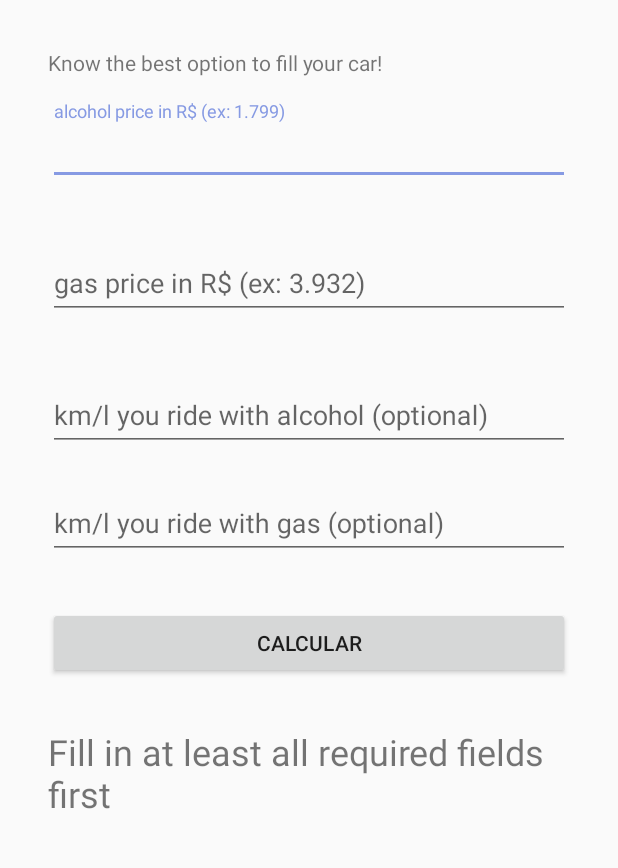
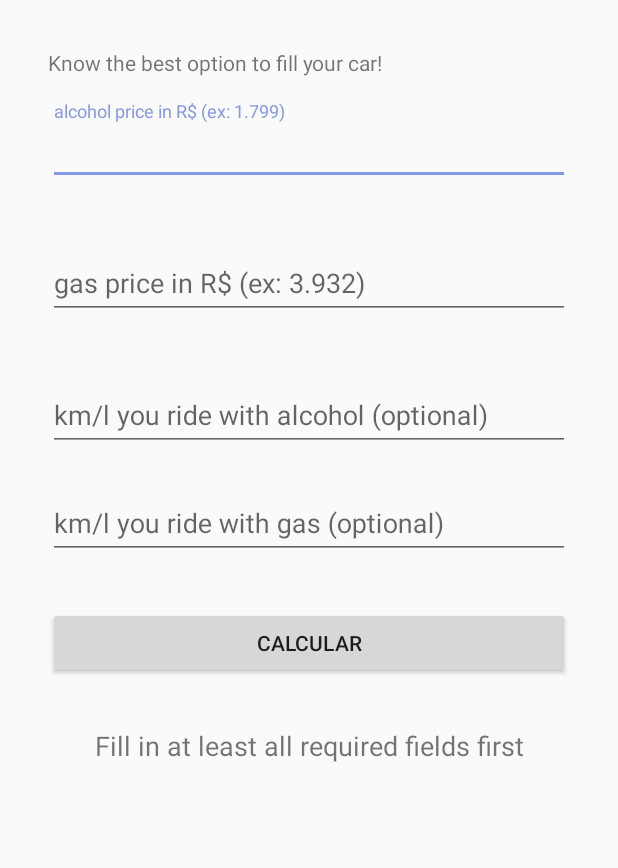
Before and after one commit to LeonardoRick/alcool-or-gas, an Android app: the MainActivity screen opened directly, with no data from a screen before it, after a tap on "CALCULAR", on a phone screen of 412 x 824 dp, the part 207-1075 px from its top. Run offline under Robolectric (Android 15) with nearby library versions, the light colour scheme and no system bars.

Commit message:
muda tamanho e centralizacao do texto de resposta do cálculo

```diff
--- a/app/src/main/res/layout/activity_main.xml
+++ b/app/src/main/res/layout/activity_main.xml
@@ -62,7 +62,8 @@
                 android:layout_width="0dp"
                 android:layout_height="wrap_content"
                 android:layout_marginTop="32dp"
-                android:textSize="24sp"
+                android:gravity="center_horizontal"
+                android:textSize="18sp"
                 app:layout_constraintBottom_toBottomOf="parent"
                 app:layout_constraintEnd_toEndOf="parent"
                 app:layout_constraintStart_toStartOf="parent"
```
